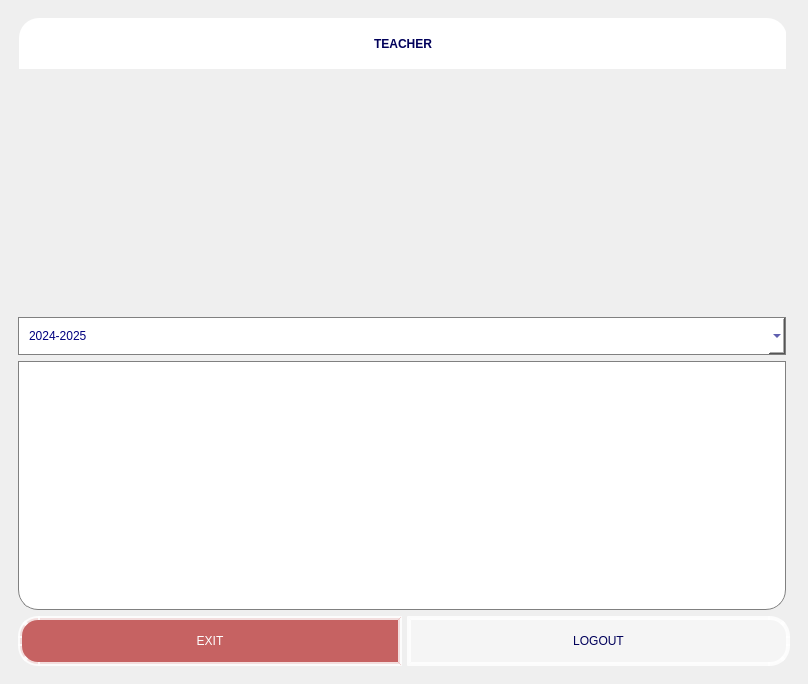
Old version of the form ui/Teacher/TeacherMainWindow.ui in the repository nmthuy426/KTLT-FINALTERM.
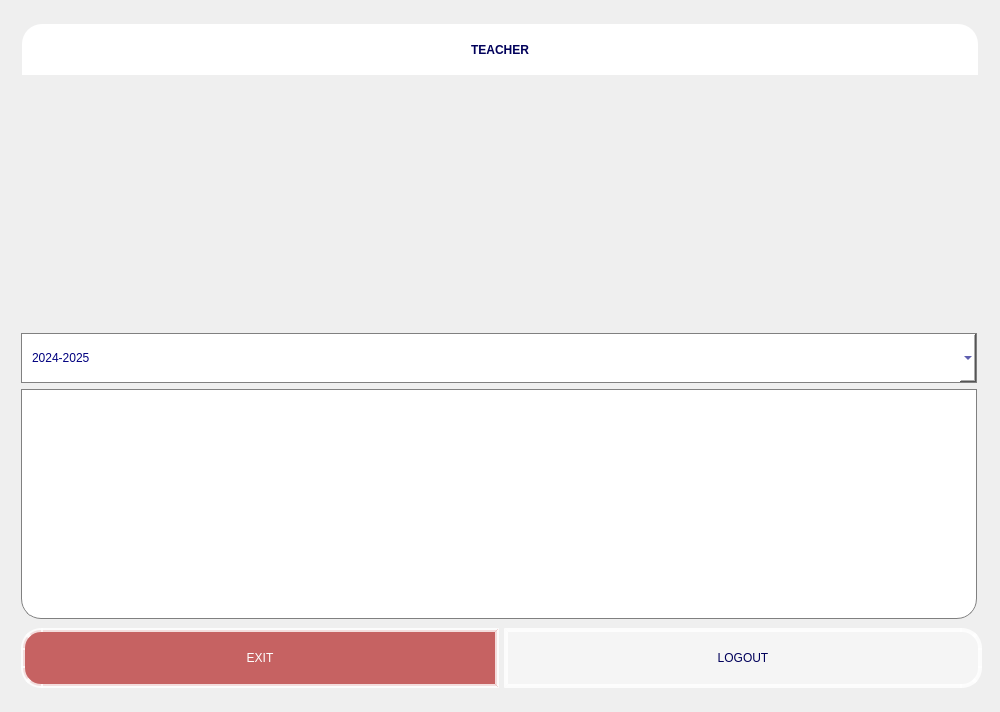
New version of the form. Icons and pictures are not drawn.

The edit to the form file:
```diff
--- a/ui/Teacher/TeacherMainWindow.ui
+++ b/ui/Teacher/TeacherMainWindow.ui
@@ -6,8 +6,8 @@
    <rect>
     <x>0</x>
     <y>0</y>
-    <width>808</width>
-    <height>684</height>
+    <width>1000</width>
+    <height>712</height>
    </rect>
   </property>
   <property name="maximumSize">
@@ -26,9 +26,15 @@
    <enum>QTabWidget::Triangular</enum>
   </property>
   <widget class="QWidget" name="centralwidget">
-   <layout class="QVBoxLayout" name="verticalLayout_2">
-    <item>
      <widget class="QScrollArea" name="scrollArea">
+    <property name="geometry">
+     <rect>
+      <x>11</x>
+      <y>11</y>
+      <width>981</width>
+      <height>691</height>
+     </rect>
+    </property>
       <property name="maximumSize">
        <size>
         <width>16777215</width>
@@ -47,8 +53,17 @@
         <rect>
          <x>0</x>
          <y>0</y>
-         <width>792</width>
-         <height>641</height>
+       <width>981</width>
+       <height>691</height>
+      </rect>
+     </property>
+     <widget class="QWidget" name="verticalLayoutWidget">
+      <property name="geometry">
+       <rect>
+        <x>10</x>
+        <y>10</y>
+        <width>961</width>
+        <height>671</height>
         </rect>
        </property>
        <layout class="QVBoxLayout" name="verticalLayout">
@@ -62,7 +77,7 @@
           </property>
           <property name="maximumSize">
            <size>
-            <width>768</width>
+           <width>16777</width>
             <height>300</height>
            </size>
           </property>
@@ -78,7 +93,7 @@
              <rect>
               <x>1</x>
               <y>0</y>
-              <width>768</width>
+             <width>956</width>
               <height>51</height>
              </rect>
             </property>
@@ -90,7 +105,7 @@
             </property>
             <property name="maximumSize">
              <size>
-              <width>933</width>
+             <width>16777</width>
               <height>16777215</height>
              </size>
             </property>
@@ -119,7 +134,7 @@
              <rect>
               <x>1</x>
               <y>50</y>
-              <width>768</width>
+             <width>956</width>
               <height>281</height>
              </rect>
             </property>
@@ -137,7 +152,7 @@
             </property>
             <property name="maximumSize">
              <size>
-              <width>933</width>
+             <width>16777</width>
               <height>350</height>
              </size>
             </property>
@@ -164,19 +179,25 @@
          </widget>
         </item>
         <item>
-         <layout class="QVBoxLayout" name="verticalLayout_3">
+        <layout class="QVBoxLayout" name="verticalLayout_2">
           <item>
-           <widget class="QComboBox" name="comboBox">
+          <widget class="QComboBox" name="comboBox_Course">
+           <property name="sizePolicy">
+            <sizepolicy hsizetype="Preferred" vsizetype="Preferred">
+             <horstretch>0</horstretch>
+             <verstretch>0</verstretch>
+            </sizepolicy>
+           </property>
             <property name="minimumSize">
              <size>
-              <width>768</width>
+             <width>0</width>
               <height>0</height>
              </size>
             </property>
             <property name="maximumSize">
              <size>
-              <width>768</width>
-              <height>16777215</height>
+             <width>956</width>
+             <height>50</height>
              </size>
             </property>
             <property name="styleSheet">
@@ -206,17 +227,23 @@
            </widget>
           </item>
           <item>
-           <widget class="QListWidget" name="listWidget">
+          <widget class="QListWidget" name="listWidget_Class">
+           <property name="sizePolicy">
+            <sizepolicy hsizetype="Preferred" vsizetype="Preferred">
+             <horstretch>0</horstretch>
+             <verstretch>0</verstretch>
+            </sizepolicy>
+           </property>
             <property name="minimumSize">
              <size>
-              <width>768</width>
-              <height>0</height>
+             <width>0</width>
+             <height>230</height>
              </size>
             </property>
             <property name="maximumSize">
              <size>
-              <width>768</width>
-              <height>16777215</height>
+             <width>956</width>
+             <height>230</height>
              </size>
             </property>
             <property name="styleSheet">
@@ -252,7 +279,7 @@
           <item>
            <widget class="QPushButton" name="pushButton_exit">
             <property name="sizePolicy">
-             <sizepolicy hsizetype="Maximum" vsizetype="Preferred">
+            <sizepolicy hsizetype="Preferred" vsizetype="Preferred">
               <horstretch>1</horstretch>
               <verstretch>0</verstretch>
              </sizepolicy>
@@ -265,8 +292,8 @@
             </property>
             <property name="maximumSize">
              <size>
-              <width>384</width>
-              <height>50</height>
+             <width>16777</width>
+             <height>60</height>
              </size>
             </property>
             <property name="sizeIncrement">
@@ -308,7 +335,7 @@
           <item>
            <widget class="QPushButton" name="pushButton_logout">
             <property name="sizePolicy">
-             <sizepolicy hsizetype="Maximum" vsizetype="Maximum">
+            <sizepolicy hsizetype="Preferred" vsizetype="Preferred">
               <horstretch>1</horstretch>
               <verstretch>0</verstretch>
              </sizepolicy>
@@ -321,8 +348,8 @@
             </property>
             <property name="maximumSize">
              <size>
-              <width>384</width>
-              <height>50</height>
+             <width>16777</width>
+             <height>60</height>
              </size>
             </property>
             <property name="styleSheet">
@@ -366,8 +393,7 @@
        </layout>
       </widget>
      </widget>
-    </item>
-   </layout>
+   </widget>
   </widget>
  </widget>
  <resources/>
```
Left out of the diff: 2 changed lines with no effect on the pictures. Lines whose indentation alone changed are shown as unchanged.
